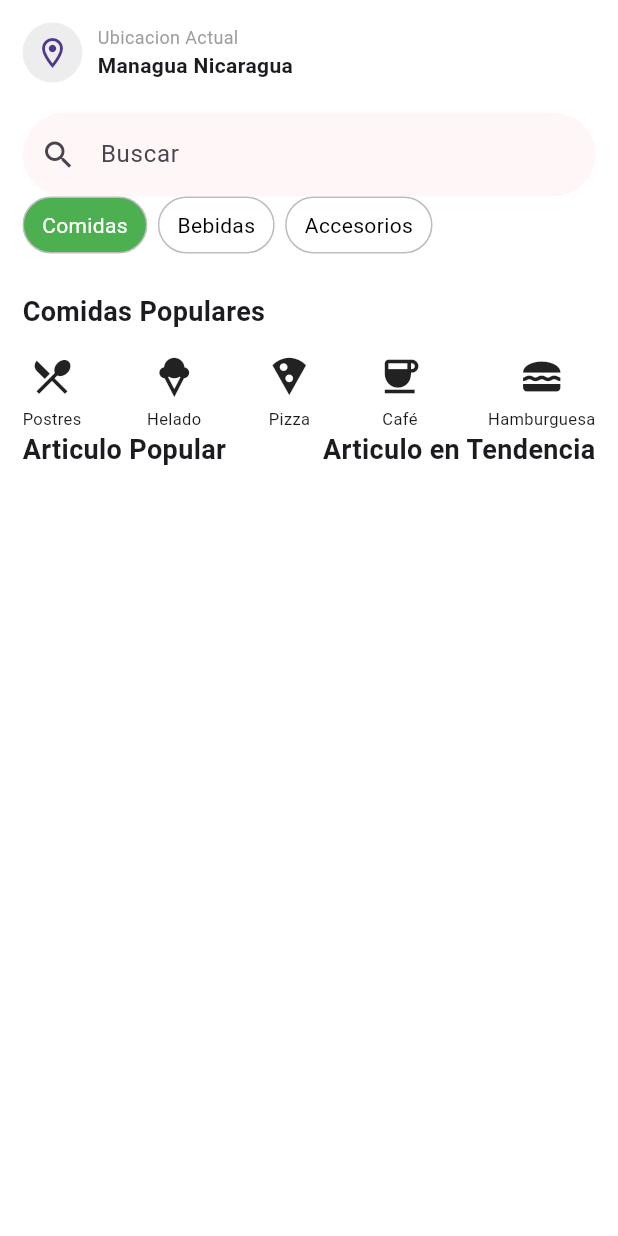
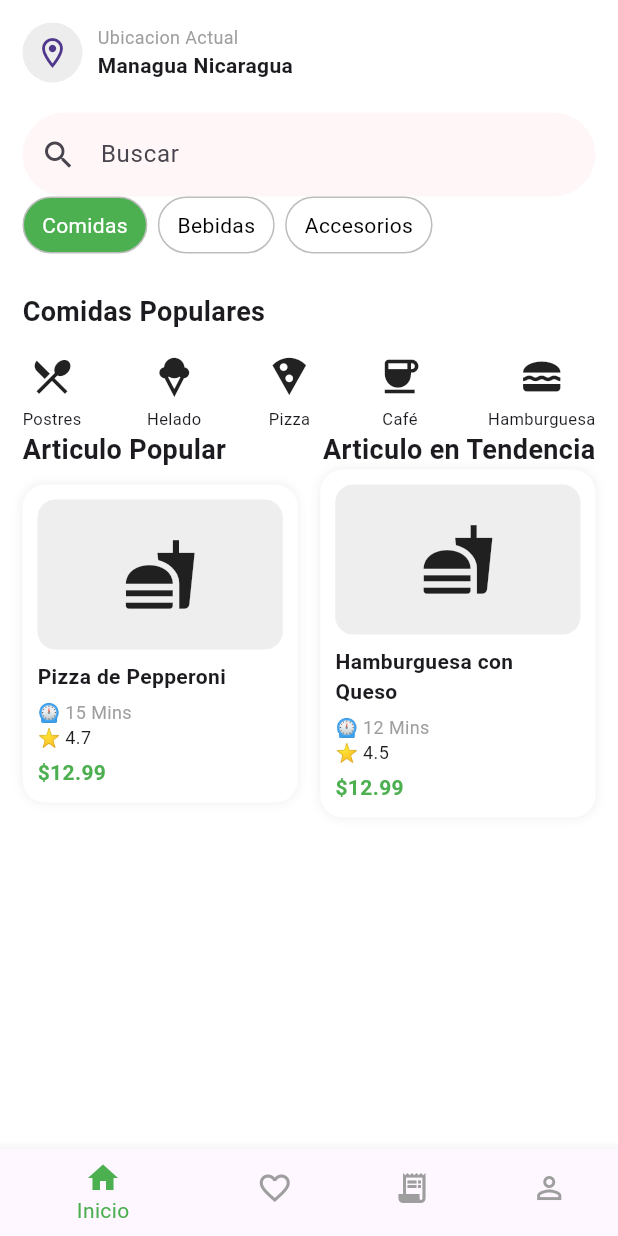
Before and after one commit to jabrielthj07-DJ/App_Duplicated_Screen, a Flutter app: the screen it shows after launch, on a phone screen of 412 x 824 dp. Run offline on Flutter 3.47's test engine with Material 3 defaults, Android fonts, the phone set to English and light mode, and no system bars.

Commit message:
feat (ui): Creando menu navegacion abajo de la interfaz

```diff
--- a/lib/main.dart
+++ b/lib/main.dart
@@ -124,16 +124,64 @@ class HomeScreen extends StatelessWidget {
                 ],
               ),
 
+// Tarjetas productos o comidas
+              Row(
+                children: [
+                  Expanded(
+                    child: _productCard(
+                      "Pizza de Pepperoni",
+                      "15 Mins",
+                      "4.7",
+                    ),
+                  ),
 
-            ],
+ const SizedBox(width: 15),
+
+                  Expanded(
+                    child: _productCard(
+                      "Hamburguesa con Queso",
+                      "12 Mins",
+                      "4.5",
+                    ),
+                  ),
+                ],
+              ),
+
+            ], // Fin de los widgets hijos de la columna convinada con rows
 
           ),
 
         ),
       ),
+
+          // Barra inferior
+      bottomNavigationBar: BottomNavigationBar(
+        currentIndex: 0,
+        selectedItemColor: Colors.green,
+        unselectedItemColor: Colors.grey,
+
+        items: const [
+          BottomNavigationBarItem(
+            icon: Icon(Icons.home),
+            label: "Inicio",
+          ),
+          BottomNavigationBarItem(
+            icon: Icon(Icons.favorite_border),
+            label: "Favoritos",
+          ),
+          BottomNavigationBarItem(
+            icon: Icon(Icons.receipt_long),
+            label: "Ordenar",
+          ),
+          BottomNavigationBarItem(
+            icon: Icon(Icons.person_outline),
+            label: "Perfil",
+          ),
+        ],
+      ),
     );
+  }
 
-  }
 
 
 // Metodos para crear los widgets de categorias y comida, proximamente tarjetas
@@ -188,4 +236,82 @@ class HomeScreen extends StatelessWidget {
     );
   }
 
-}
+  // Tarjeta de producto
+  static Widget _productCard(
+    String name,
+    String time,
+    String rating,
+  ) {
+    return Container(
+      padding: const EdgeInsets.all(10),
+
+      decoration: BoxDecoration(
+        borderRadius: BorderRadius.circular(15),
+        color: Colors.white,
+        boxShadow: [
+          BoxShadow(
+            color: Colors.grey.shade200,
+            blurRadius: 5,
+          ),
+        ],
+      ),
+
+      child: Column(
+        crossAxisAlignment: CrossAxisAlignment.start,
+        children: [
+          Container(
+            height: 100,
+            decoration: BoxDecoration(
+              color: Colors.grey.shade200,
+              borderRadius: BorderRadius.circular(12),
+            ),
+
+            child: const Center(
+              child: Icon(
+                Icons.fastfood,
+                size: 50,
+              ),
+            ),
+          ),
+
+          const SizedBox(height: 8),
+
+          Text(
+            name,
+            style: const TextStyle(
+              fontWeight: FontWeight.bold,
+            ),
+          ),
+
+          const SizedBox(height: 5),
+
+          Text(
+            "⏲ $time",
+            style: const TextStyle(
+              color: Colors.grey,
+              fontSize: 12,
+            ),
+          ),
+
+          Text(
+            "⭐ $rating",
+            style: const TextStyle(
+              fontSize: 12,
+            ),
+          ),
+
+          const SizedBox(height: 5),
+
+          const Text(
+            "\$12.99",
+            style: TextStyle(
+              color: Colors.green,
+              fontWeight: FontWeight.bold,
+            ),
+          ),
+        ],
+      ),
+    );
+  }
+
+} // por si las moscas, aqui cierra la clase Homescren
```
